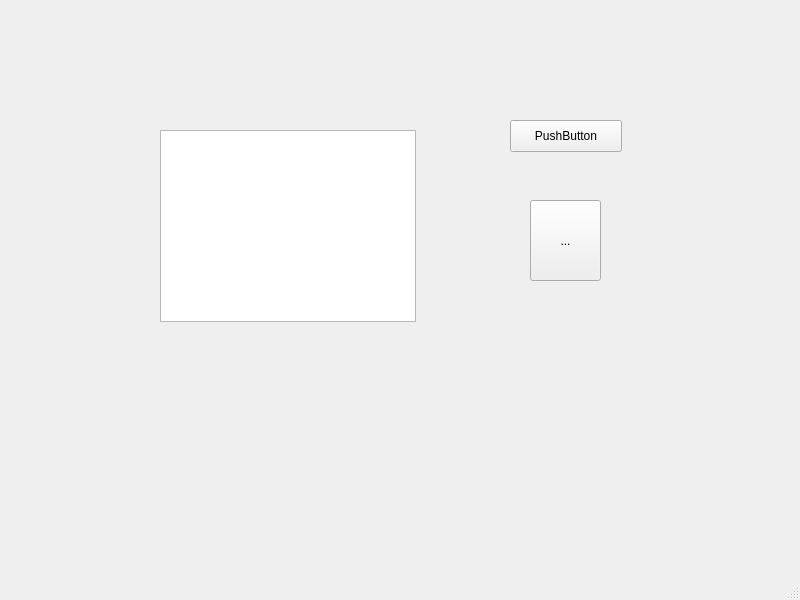
First picture: the form in untitled.ui, repository Chouweizhong2/Contour_marker, before the edit.
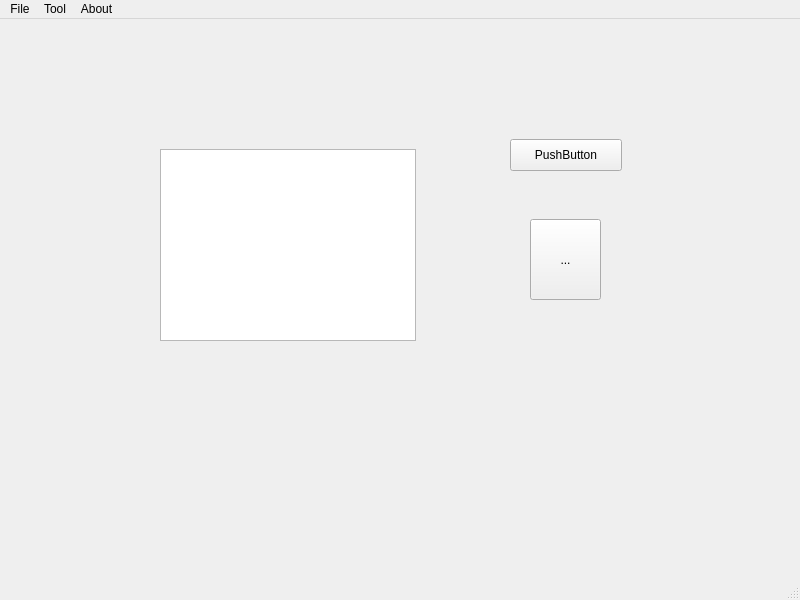
Second picture: the form after the edit.

Diff of the .ui file:
```diff
--- a/untitled.ui
+++ b/untitled.ui
@@ -60,6 +60,30 @@
      <height>22</height>
     </rect>
    </property>
+   <widget class="QMenu" name="menuFile">
+    <property name="title">
+     <string>File</string>
+    </property>
+    <addaction name="actionOpen"/>
+    <addaction name="separator"/>
+    <addaction name="actionSave"/>
+    <addaction name="actionSave_as"/>
+    <addaction name="separator"/>
+    <addaction name="actionExit"/>
+   </widget>
+   <widget class="QMenu" name="menuTool">
+    <property name="title">
+     <string>Tool</string>
+    </property>
+   </widget>
+   <widget class="QMenu" name="menuAbout">
+    <property name="title">
+     <string>About</string>
+    </property>
+   </widget>
+   <addaction name="menuFile"/>
+   <addaction name="menuTool"/>
+   <addaction name="menuAbout"/>
   </widget>
   <widget class="QStatusBar" name="statusbar"/>
  </widget>
```
Left out of the diff: 20 changed lines with no effect on the pictures.
